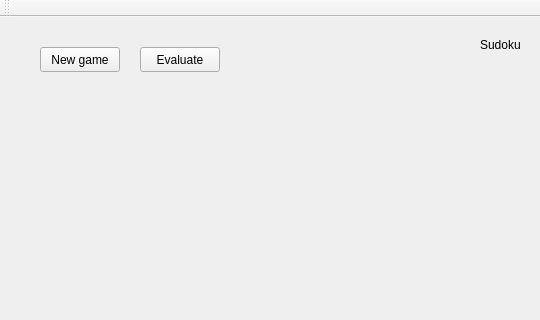
The window that mainwindow.ui (ivandres73/SudokuProgra3) describes before a commit, drawn with Qt 5; both pictures show x 0 to 540 and y 0 to 320 of the 1142 by 662 pixel window.
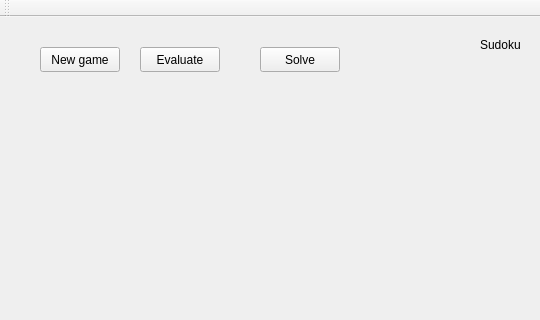
The same window after the commit.

Commit message: Funciona el checkColumna, CheckCuadra y CheckFila

What changed in the file:
```diff
--- a/mainwindow.ui
+++ b/mainwindow.ui
@@ -53,6 +53,19 @@
      <string>Evaluate</string>
     </property>
    </widget>
+   <widget class="QPushButton" name="Solve">
+    <property name="geometry">
+     <rect>
+      <x>260</x>
+      <y>30</y>
+      <width>80</width>
+      <height>25</height>
+     </rect>
+    </property>
+    <property name="text">
+     <string>Solve</string>
+    </property>
+   </widget>
   </widget>
   <widget class="QMenuBar" name="menuBar">
    <property name="geometry">
```
The commit also changes 2 other files.
